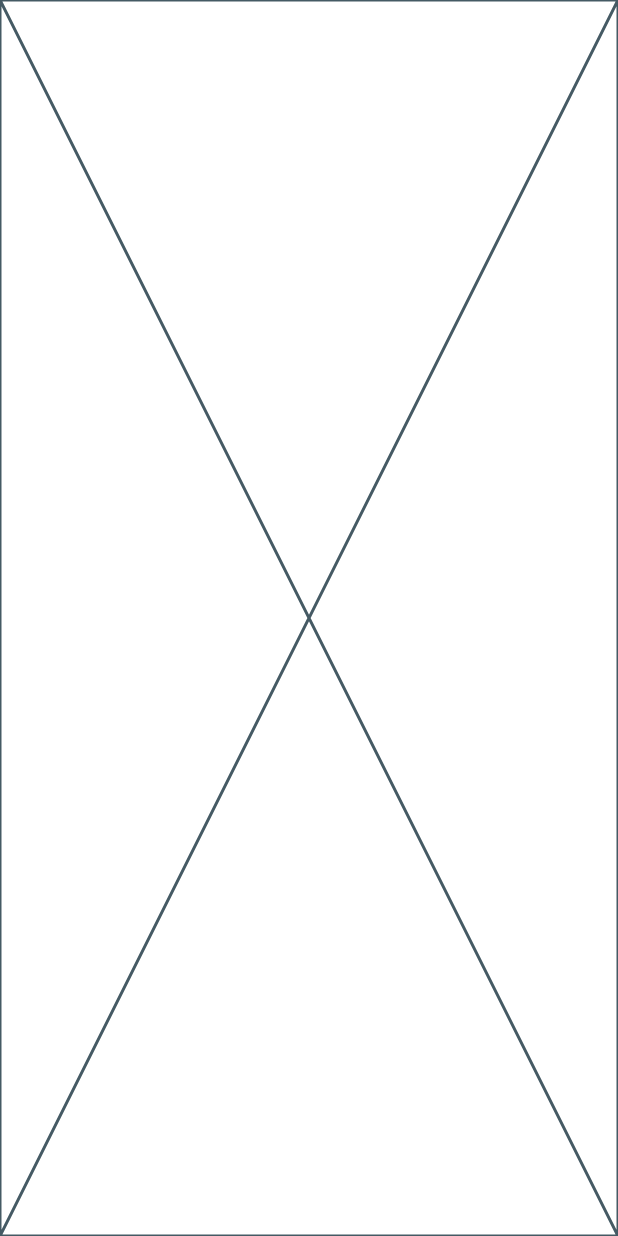
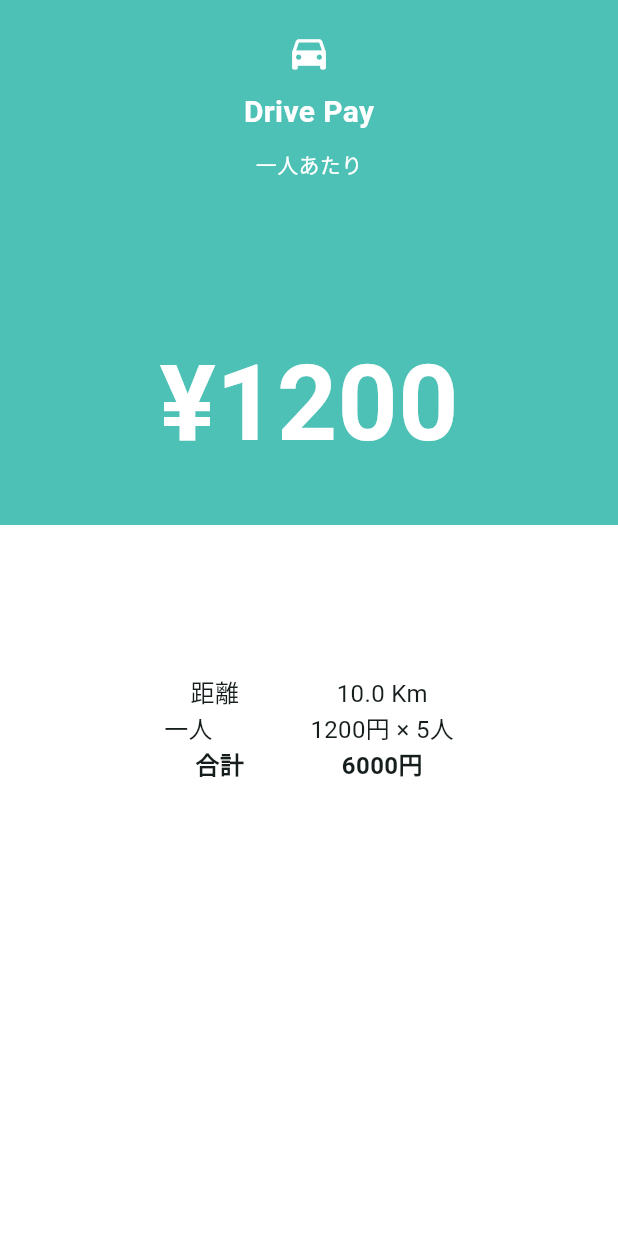
Before and after one commit to momomomomo0903/DrivePay, a Flutter app: the HomePage screen opened directly, after a tap on "計算する", on a phone screen of 412 x 824 dp. Run offline on Flutter 3.47's test engine with Material 3 defaults, Android fonts, the phone set to English and light mode, and no system bars; our stand-ins replace geocoding, geolocator, google_maps_flutter.

Commit message:
結果表示

```diff
--- a/lib/UI/fotter_menu.dart
+++ b/lib/UI/fotter_menu.dart
@@ -16,7 +16,9 @@ class _MainScreenState extends State<MainScreen> {
 
   final List<Widget> _pages = const [
     HomePage(),
-    ResultPage(),
+    ResultPage(perPersonAmount: 1200,
+  peopleCount: 5,
+  distance: 10.0,),
     MapPage(),
     SettingPage(),
   ];
--- a/lib/UI/home.dart
+++ b/lib/UI/home.dart
@@ -124,7 +124,9 @@ class _HomePageState extends State<HomePage> {
 
                   Navigator.push(
                     context,
-                    MaterialPageRoute(builder: (context) => const ResultPage()),
+                    MaterialPageRoute(builder: (context) => const ResultPage(perPersonAmount: 1200,
+    peopleCount: 5,
+    distance: 10.0,)),
                   );
                 },
                 child: const Text('計算する'),
--- a/lib/UI/result.dart
+++ b/lib/UI/result.dart
@@ -1,10 +1,70 @@
-import "package:flutter/material.dart";
+import 'package:flutter/material.dart';
 
 class ResultPage extends StatelessWidget {
-  const ResultPage({super.key});
+  final int perPersonAmount;
+  final int peopleCount;
+  final double distance;
+
+  const ResultPage({
+    super.key,
+    required this.perPersonAmount,
+    required this.peopleCount,
+    required this.distance,
+  });
 
   @override
   Widget build(BuildContext context) {
-    return const Placeholder();
-  }
-}
+    int totalAmount = perPersonAmount * peopleCount;
+
+    return Scaffold(
+      backgroundColor: Colors.white,
+      body: SingleChildScrollView(
+        child: Column(
+          mainAxisSize: MainAxisSize.min,
+          children: [
+            Container(
+              width: double.infinity,
+              height: 350,
+              padding: const EdgeInsets.all(20),
+              decoration: const BoxDecoration(
+                color: Color(0xFF4EC1B7),
+              ),
+              child: Column(
+                crossAxisAlignment: CrossAxisAlignment.center,
+                children: [
+                  const Icon(Icons.directions_car, color: Colors.white, size: 30),
+                  const SizedBox(height: 10),
+                  const Text(
+                    'Drive Pay',
+                    style: TextStyle(
+                      color: Colors.white,
+                      fontSize: 20,
+                      fontWeight: FontWeight.bold,
+                    ),
+                  ),
+                  const SizedBox(height: 10),
+                  const Text(
+                    '一人あたり',
+                    style: TextStyle(color: Colors.white, fontSize: 14),
+                  ),
+                  const SizedBox(height: 100),
+                  Text(
+                    '¥$perPersonAmount',
+                    style: const TextStyle(
+                      color: Colors.white,
+                      fontSize: 70,
+                      fontWeight: FontWeight.bold,
+                    ),
+                  ),
+                ],
+              ),
+            ),
+            const SizedBox(height: 100),
+            Text('距離　　　　${distance.toStringAsFixed(1)} Km', style: const TextStyle(fontSize: 16)),
+            Text('一人　　　　${perPersonAmount}円 × ${peopleCount}人', style: const TextStyle(fontSize: 16)),
+            Text('合計　　　　${totalAmount}円', style: const TextStyle(fontSize: 16, fontWeight: FontWeight.bold)),
+          ],
+        ),
+      ),
+    );
+  }}
```
Also changed, not shown: 1 other file.
